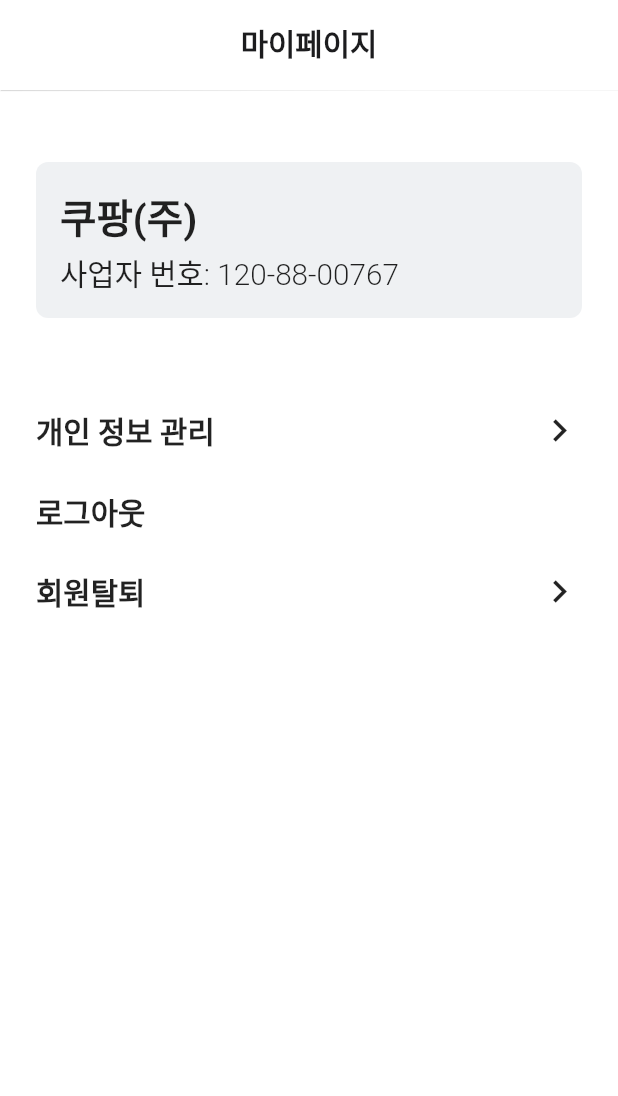
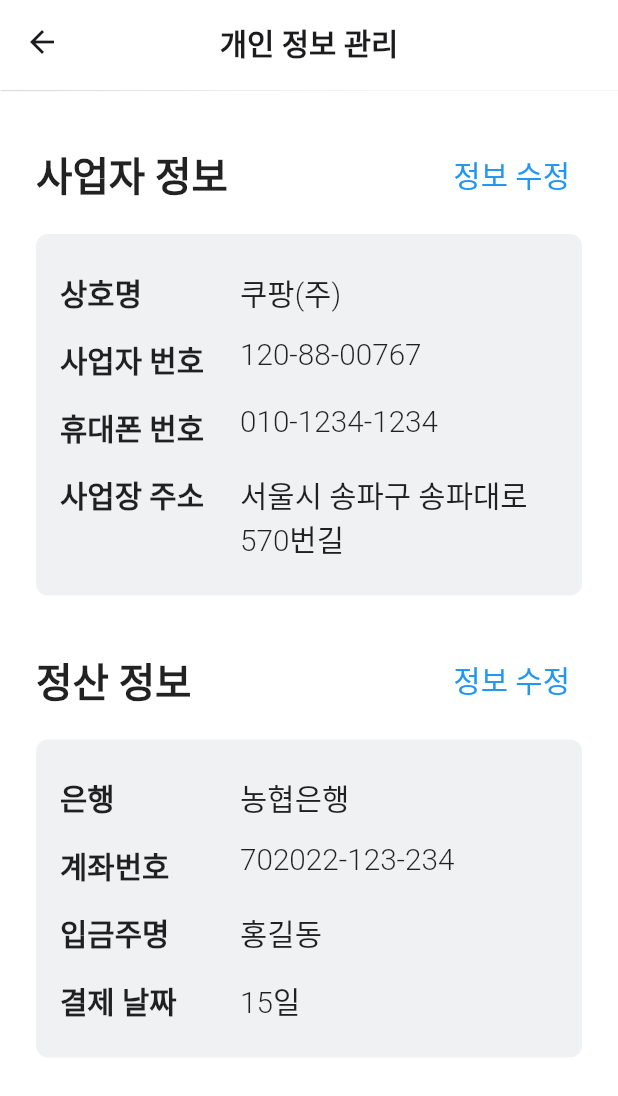
Before and after one commit to yeongwooCho/card_settlement, a Flutter app: the MyPageScreen widget shown alone on an empty page, opened directly, after a tap on "개인 정보 관리", on a phone screen of 412 x 824 dp. Shown: the top 1096 px of the screen. Run offline on Flutter 3.47's test engine with Material 2 defaults, Android fonts, the phone set to English and light mode, and no system bars; our stand-ins replace fluttertoast.

Commit message:
[add] 마이페이지 개인 정보 관리 레이아웃 구현 완료

```diff
--- a/lib/common/variable/routes.dart
+++ b/lib/common/variable/routes.dart
@@ -1,4 +1,5 @@
 import 'package:card_settlement/common/view/root_tab.dart';
+import 'package:card_settlement/my_page/view/settings_screen.dart';
 import 'package:card_settlement/my_page/view/withdraw_screen.dart';
 import 'package:card_settlement/user/view/email_login_screen.dart';
 import 'package:flutter/material.dart';
@@ -44,4 +45,5 @@ Map<String, WidgetBuilder> routes = <String, WidgetBuilder>{
 
   // my page
   RouteNames.withdraw: (_) => WithdrawScreen(),
+  RouteNames.settings: (_) => SettingsScreen(),
 };
--- a/lib/my_page/view/my_page_screen.dart
+++ b/lib/my_page/view/my_page_screen.dart
@@ -47,7 +47,11 @@ class MyPageScreen extends StatelessWidget {
             const SizedBox(height: 48.0),
             CustomListCard(
               title: '개인 정보 관리',
-              onTap: () {},
+              onTap: () {
+                Navigator.of(context).pushNamed(
+                  RouteNames.settings,
+                );
+              },
               isSuffix: true,
             ),
             CustomListCard(
--- /dev/null
+++ b/lib/my_page/view/settings_screen.dart
@@ -0,0 +1,134 @@
+import 'package:card_settlement/common/const/text_style.dart';
+import 'package:card_settlement/common/layout/default_appbar.dart';
+import 'package:card_settlement/common/layout/default_layout.dart';
+import 'package:flutter/material.dart';
+
+import '../../common/const/colors.dart';
+
+class SettingsScreen extends StatelessWidget {
+  const SettingsScreen({super.key});
+
+  @override
+  Widget build(BuildContext context) {
+    return DefaultLayout(
+      appbar: const DefaultAppBar(title: '개인 정보 관리'),
+      child: Padding(
+        padding: const EdgeInsets.symmetric(vertical: 32.0, horizontal: 24.0),
+        child: Column(
+          children: [
+            RenderContainer(
+              title: '사업자 정보',
+              fixButtonWidget: TextButton(
+                onPressed: () {},
+                child: const Text(
+                  '정보 수정',
+                  style: MyTextStyle.bodyMedium,
+                ),
+              ),
+              data: [
+                ['상호명', '쿠팡(주)'],
+                ['사업자 번호', '120-88-00767'],
+                ['휴대폰 번호', '010-1234-1234'],
+                ['사업장 주소', '서울시 송파구 송파대로 570번길'],
+              ],
+            ),
+            const SizedBox(height: 32.0),
+            RenderContainer(
+              title: '정산 정보',
+              fixButtonWidget: TextButton(
+                onPressed: () {},
+                child: const Text(
+                  '정보 수정',
+                  style: MyTextStyle.bodyMedium,
+                ),
+              ),
+              data: [
+                ['은행', '농협은행'],
+                ['계좌번호', '702022-123-234'],
+                ['입금주명', '홍길동'],
+                ['결제 날짜', '15일'],
+              ],
+            ),
+          ],
+        ),
+      ),
+    );
+  }
+}
+
+class RenderContainer extends StatelessWidget {
+  final String title;
+  final Widget fixButtonWidget;
+  final List<List<String>> data;
+
+  const RenderContainer({
+    super.key,
+    required this.title,
+    required this.fixButtonWidget,
+    required this.data,
+  });
+
+  @override
+  Widget build(BuildContext context) {
+    return Column(
+      children: [
+        Row(
+          mainAxisAlignment: MainAxisAlignment.spaceBetween,
+          children: [
+            Text(
+              title,
+              style: MyTextStyle.headTitle,
+            ),
+            fixButtonWidget,
+          ],
+        ),
+        const SizedBox(height: 16.0),
+        Container(
+          decoration: BoxDecoration(
+            color: MyColor.lightGrey,
+            borderRadius: BorderRadius.circular(8.0),
+          ),
+          child: Padding(
+            padding: const EdgeInsets.all(16.0),
+            child: Column(
+              children: List.generate(
+                data.length,
+                (index) => _renderRow(
+                  title: data[index].first,
+                  description: data[index].last,
+                ),
+              ),
+            ),
+          ),
+        ),
+      ],
+    );
+  }
+
+  Widget _renderRow({
+    required String title,
+    required String description,
+  }) {
+    return Padding(
+      padding: const EdgeInsets.symmetric(vertical: 8.0),
+      child: Row(
+        crossAxisAlignment: CrossAxisAlignment.start,
+        children: [
+          SizedBox(
+            width: 120.0,
+            child: Text(
+              title,
+              style: MyTextStyle.bodyBold,
+            ),
+          ),
+          Expanded(
+            child: Text(
+              description,
+              style: MyTextStyle.bodyRegular,
+            ),
+          ),
+        ],
+      ),
+    );
+  }
+}
```
